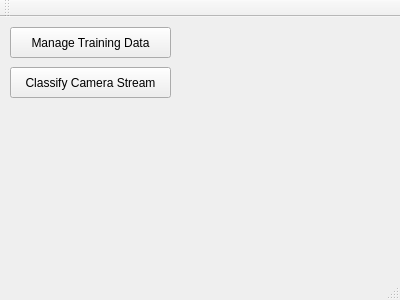
Before: the Qt Designer form mainwindow.ui in asmith9455/imageClassifier, drawn with Qt 5.
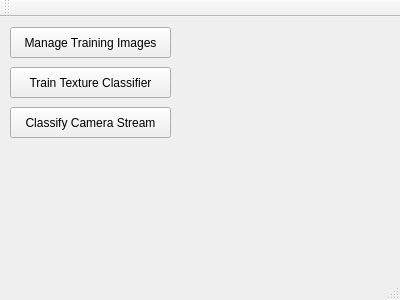
After: the same form once the commit is applied.

Commit message: updated training algos, project structure

What changed in the file:
```diff
--- a/mainwindow.ui
+++ b/mainwindow.ui
@@ -24,14 +24,14 @@
      </rect>
     </property>
     <property name="text">
-     <string>Manage Training Data</string>
+     <string>Manage Training Images</string>
     </property>
    </widget>
    <widget class="QPushButton" name="btn_classifyCameraStream">
     <property name="geometry">
      <rect>
       <x>10</x>
-      <y>50</y>
+      <y>90</y>
       <width>161</width>
       <height>31</height>
      </rect>
@@ -40,6 +40,19 @@
      <string>Classify Camera Stream</string>
     </property>
    </widget>
+   <widget class="QPushButton" name="btn_trainTextureClassifier">
+    <property name="geometry">
+     <rect>
+      <x>10</x>
+      <y>50</y>
+      <width>161</width>
+      <height>31</height>
+     </rect>
+    </property>
+    <property name="text">
+     <string>Train Texture Classifier</string>
+    </property>
+   </widget>
   </widget>
   <widget class="QMenuBar" name="menuBar">
    <property name="geometry">
```
Left out of the diff: 4 changed lines with no effect on the pictures. The commit also changes 27 other files.
